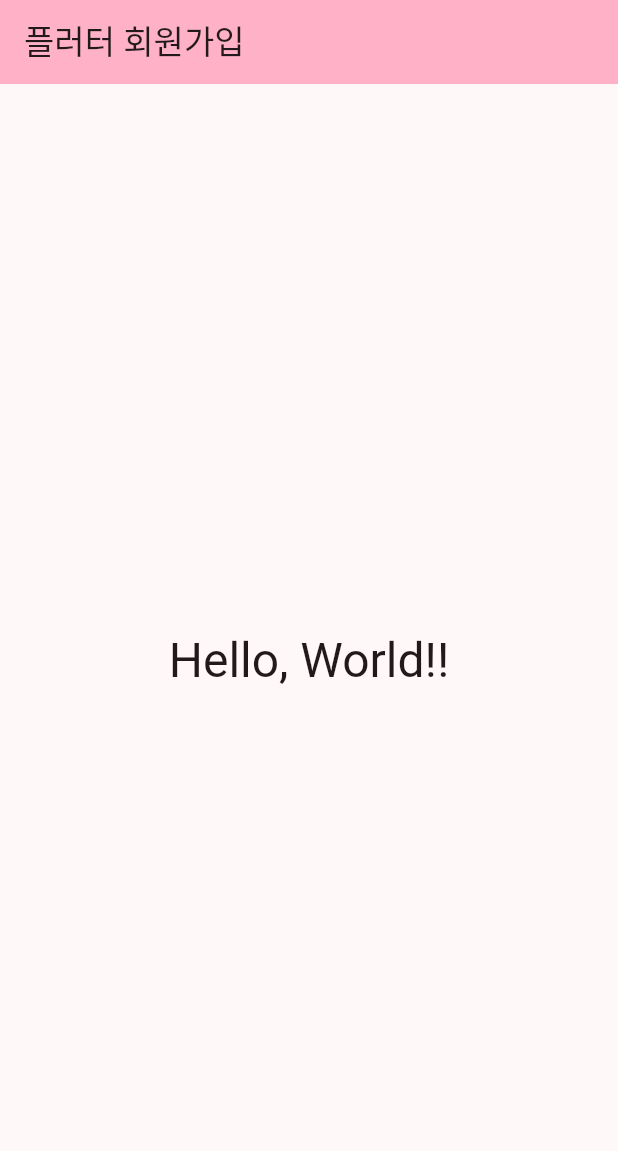
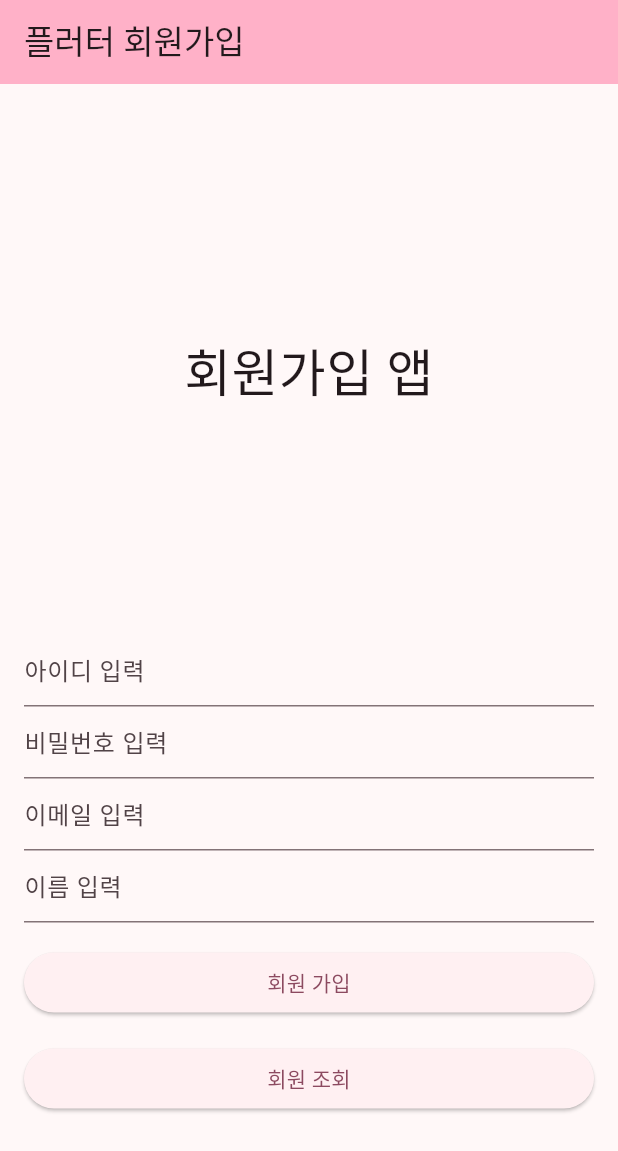
Before and after one commit to zzyzzy/flutter_member_app2, a Flutter app: the screen it shows after launch, on a phone screen of 412 x 824 dp. Shown: the top 1151 px of the screen. Run offline on Flutter 3.47's test engine with Material 3 defaults, Android fonts, the phone set to English and light mode, and no system bars.

Commit message:
회원가입/조회 앱 UI 구현

```diff
--- a/lib/main.dart
+++ b/lib/main.dart
@@ -39,14 +39,43 @@ class _MainActivityState extends State<MainActivity> {
         backgroundColor: Theme.of(context).colorScheme.inversePrimary,
         title: Text(widget.title),
       ),
-      body: Center(
-        child: Column(
-          mainAxisAlignment: MainAxisAlignment.center,
-          children: <Widget>[
-            Text('Hello, World!!', style: Theme.of(context).textTheme.headlineLarge),
-          ],
+      body: Padding(padding: const EdgeInsets.all(16),
+        child: SingleChildScrollView(
+          child: Column(
+            children: [
+              SizedBox(height: 150,),
+              Text('회원가입 앱', style: TextStyle(fontSize: 34), textAlign: TextAlign.center,),
+              SizedBox(height: 150,),
+              TextField(decoration: const InputDecoration(hintText: '아이디 입력'),),
+              TextField(decoration: const InputDecoration(hintText: '비밀번호 입력'),),
+              TextField(decoration: const InputDecoration(hintText: '이메일 입력'),),
+              TextField(decoration: const InputDecoration(hintText: '이름 입력'),),
+              SizedBox(height: 16,),
+              ElevatedButton(onPressed: _registerUser, child: Container(
+                width: double.infinity, child: Text('회원 가입', textAlign: TextAlign.center,),)),
+              SizedBox(height: 16,),
+              ElevatedButton(onPressed: _listUsers, child: Container(
+                width: double.infinity, child: Text('회원 조회', textAlign: TextAlign.center,),)),
+            ],
+          ),
         ),
-      ),
+      )
+    );
+  } // build
+
+  // 회원가입 처리
+  Future<void> _registerUser() async {
+    // showSnackBar : 간단한 메세지 출력
+    ScaffoldMessenger.of(context).showSnackBar(
+      SnackBar(content: Text('회원가입 기능 구현중...'))
     );
   }
-}
+
+  // 회원조회 처리
+  Future<void> _listUsers() async {
+    ScaffoldMessenger.of(context).showSnackBar(
+        SnackBar(content: Text('회원조회 기능 구현중...'))
+    );
+  }
+
+} // _MainActivityState
```
